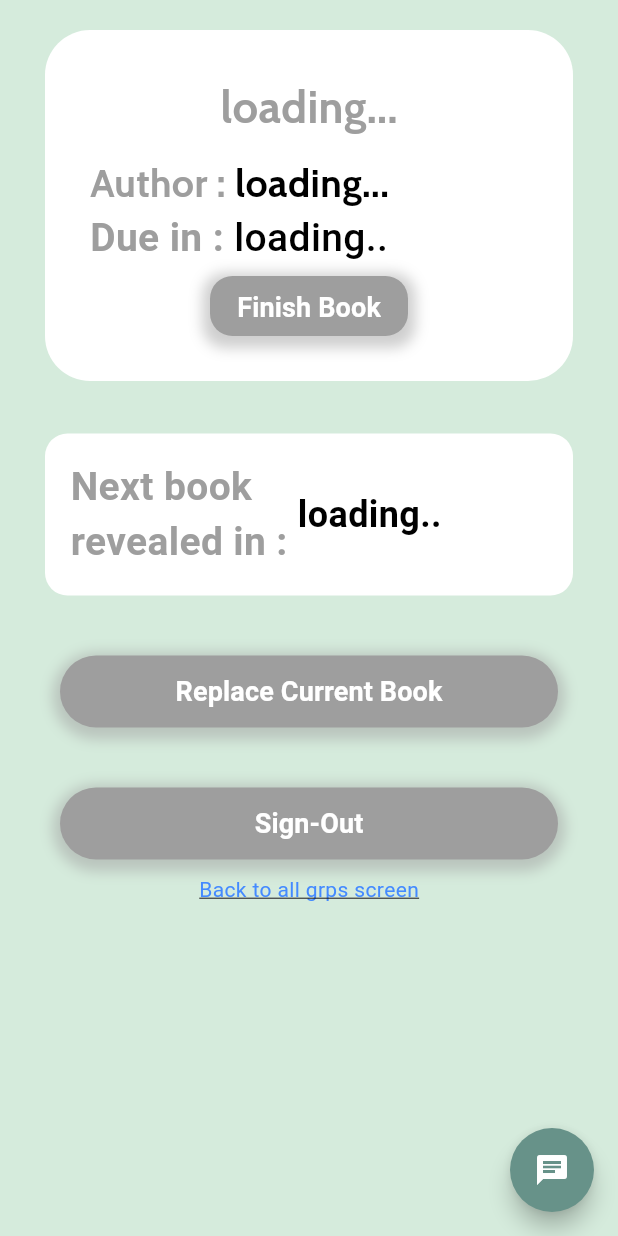
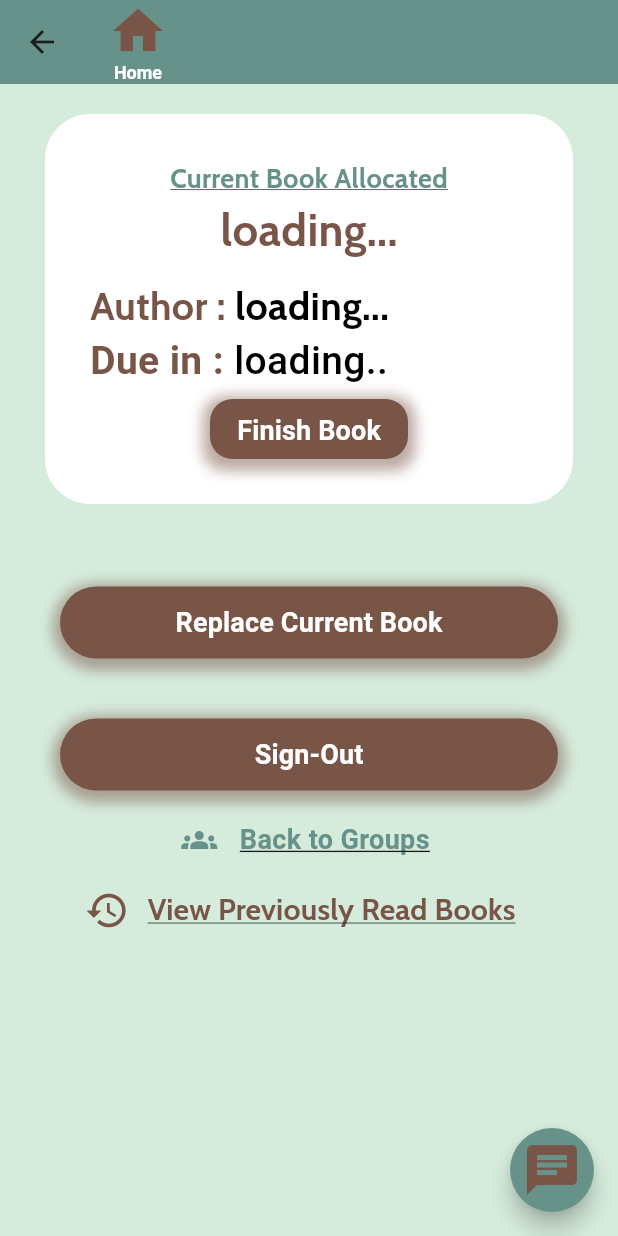
Before and after one commit to Asts01/bookclub, a Flutter app: the HomeScreen screen opened directly, on a phone screen of 412 x 824 dp. Run offline on Flutter 3.47's test engine with Material 3 defaults, Android fonts, the phone set to English and light mode, and no system bars; our stand-ins replace cloud_firestore, firebase_auth, firebase_core, flutter_datetime_picker_plus, google_sign_in; accounts and stored records are empty; statements that could not run were skipped.

Commit message:
Will make future improvements...done for now !!!

```diff
--- a/lib/home/home.dart
+++ b/lib/home/home.dart
@@ -1,5 +1,6 @@
 import 'dart:async';
 import 'package:bookclub/screens/addBook/addBook.dart';
+import 'package:bookclub/screens/allBooksOfGrp/allBooksOfGrp.dart';
 import 'package:bookclub/screens/joinGroup/allGroups.dart';
 import 'package:bookclub/screens/root/root.dart';
 import 'package:bookclub/states/currentUser.dart';
@@ -11,7 +12,7 @@ import 'package:bookclub/utils/timeLeft.dart';
 import 'package:bookclub/screens/review/review.dart';
 import 'package:bookclub/screens/review/othersReview.dart';
 import 'package:bookclub/screens/chatting/chat.dart';
-
+//CurrentGroup has scope only in this file unlike from CurrentUser having scope in entire main-file
 class HomeScreen extends StatefulWidget {
   const HomeScreen({super.key});
 
@@ -75,8 +76,18 @@ class _HomeScreenState extends State<HomeScreen> {
   @override
   Widget build(BuildContext context) {
     return Scaffold(
+      appBar: AppBar(
+        backgroundColor: Color(0xFF679289),
+        title: Column(
+          mainAxisAlignment: MainAxisAlignment.start,
+          children: [
+            Icon(Icons.home,color: Colors.brown,size: 40,),
+            Text('Home',style: TextStyle(color: Colors.white,fontWeight: FontWeight.bold,fontSize: 12),),
+          ],
+        ),
+      ),
       floatingActionButton: FloatingActionButton(
-        child: Icon(Icons.chat,color: Colors.white,),
+        child: Icon(Icons.chat,color: Colors.brown,size: 40,),
         shape: CircleBorder(),
         backgroundColor: Color(0xFF679289),
         onPressed: (){
@@ -102,15 +113,16 @@ class _HomeScreenState extends State<HomeScreen> {
                 return Column(
                   mainAxisAlignment: MainAxisAlignment.center,
                   children: [
+                    Text('Current Book Allocated',style: TextStyle(color: Color(0xFF679289),fontSize: 18,fontWeight: FontWeight.bold,fontFamily: 'Cabin',decoration: TextDecoration.underline),),
                     Row(
                       children: [
-                          Expanded(child: Center(child: Text(value.getCurrentBook.name??'loading...',style: TextStyle(color: Colors.grey,fontWeight: FontWeight.bold,fontSize: 30,fontFamily: 'Cabin'),))),
+                          Expanded(child: Center(child: Text(value.getCurrentBook.name??'loading...',style: TextStyle(color: Colors.brown,fontWeight: FontWeight.bold,fontSize: 30,fontFamily: 'Cabin'),))),
                       ],
                     ),
                     SizedBox(height: 10,),
                     Row(
                       children: [
-                        Text('Author : ',style: TextStyle(color: Colors.grey,fontSize: 26,fontWeight: FontWeight.w700,fontFamily: 'Cabin'),),
+                        Text('Author : ',style: TextStyle(color: Colors.brown,fontSize: 26,fontWeight: FontWeight.w700,fontFamily: 'Cabin'),),
                         Expanded(child: Text(value.getCurrentBook.author??'loading...',style: TextStyle(color: Colors.black,fontWeight: FontWeight.bold,fontSize: 26,fontFamily: 'Cabin'),)),
                       ],
                     ),
@@ -118,7 +130,7 @@ class _HomeScreenState extends State<HomeScreen> {
                       crossAxisAlignment: CrossAxisAlignment.start,
                       children: [
                         //to avoid render-flow use expanded widget
-                        Text('Due in : ',style: TextStyle(color: Colors.grey,fontSize: 26,fontWeight:FontWeight.w700),),
+                        Text('Due in : ',style: TextStyle(color: Colors.brown,fontSize: 26,fontWeight:FontWeight.w700),),
                         Expanded(
                           child: Text(
                             // value.getCurrentGroup.currentBookDue != null
@@ -143,14 +155,14 @@ class _HomeScreenState extends State<HomeScreen> {
                       decoration: BoxDecoration(
                         boxShadow: [
                           BoxShadow(
-                            color: Colors.grey.withOpacity(0.5),
+                            color: Colors.brown.withOpacity(0.5),
                             spreadRadius: 5,
                             blurRadius: 7,
                             offset: Offset(0, 3), // changes position of shadow
                           ),
                         ],
                         borderRadius: BorderRadius.circular(15),
-                        color: Colors.grey,
+                        color: Colors.brown,
                       ),
                       child: TextButton(onPressed: (){
                         // _currentGrp.notifyListeners();
@@ -166,36 +178,36 @@ class _HomeScreenState extends State<HomeScreen> {
             ),
           ),
           SizedBox(height: 15,),
-
-          SizedBox(height: 20,),
-          Container(
-            padding: EdgeInsets.all(17),
-            margin: EdgeInsets.symmetric(horizontal: 30),
-            decoration: BoxDecoration(
-              color: Colors.white,
-              borderRadius: BorderRadius.circular(15),
-            ),
-            child: Row(
-              children: [
-                Text('Next book \nrevealed in : ',style: TextStyle(color: Colors.grey,fontSize: 26,fontWeight: FontWeight.bold),),
-                Text(_timeUntil[1],style: TextStyle(color: Colors.black,fontSize: 24,fontWeight: FontWeight.w700),),
-              ],
-            )
-          ),
+//Add books for future studies->>>>>>>>>>>>>>>>>>>>>>>>>>>>>>>>>>>>>>>>>>>>>>>
+          // SizedBox(height: 20,),
+          // Container(
+          //   padding: EdgeInsets.all(17),
+          //   margin: EdgeInsets.symmetric(horizontal: 30),
+          //   decoration: BoxDecoration(
+          //     color: Colors.white,
+          //     borderRadius: BorderRadius.circular(15),
+          //   ),
+          //   child: Row(
+          //     children: [
+          //       Text('Next book \nrevealed in : ',style: TextStyle(color: Colors.brown,fontSize: 26,fontWeight: FontWeight.bold),),
+          //       Text(_timeUntil[1],style: TextStyle(color: Colors.black,fontSize: 24,fontWeight: FontWeight.w700),),
+          //     ],
+          //   )
+          // ),
           Container(
             margin: EdgeInsets.all(40),
             width: MediaQuery.of(context).size.width,
             decoration: BoxDecoration(
               boxShadow: [
                 BoxShadow(
-                  color: Colors.grey.withOpacity(0.5),
+                  color: Colors.brown.withOpacity(0.5),
                   spreadRadius: 5,
                   blurRadius: 7,
                   offset: Offset(0, 3), // changes position of shadow
                 ),
               ],
               borderRadius: BorderRadius.circular(30),
-              color: Colors.grey,
+              color: Colors.brown,
             ),
             child: TextButton(onPressed: (){
               _goToAddBook(context);
@@ -207,20 +219,20 @@ class _HomeScreenState extends State<HomeScreen> {
             decoration: BoxDecoration(
               boxShadow: [
                 BoxShadow(
-                  color: Colors.grey.withOpacity(0.5),
+                  color: Colors.brown.withOpacity(0.5),
                   spreadRadius: 5,
                   blurRadius: 7,
                   offset: Offset(0, 3), // changes position of shadow
                 ),
               ],
               borderRadius: BorderRadius.circular(30),
-              color: Colors.grey,
+              color: Colors.brown,
             ),
             child: TextButton(onPressed: (){
               _signOut(context);
             }, child: Text('Sign-Out',style: TextStyle(color: Colors.white,fontSize: 18,fontWeight: FontWeight.bold),)),
           ),
-          SizedBox(height: 10,),
+          SizedBox(height: 20,),
           Center(
             child: GestureDetector(
                 onTap: (){
@@ -228,8 +240,27 @@ class _HomeScreenState extends State<HomeScreen> {
                 },
                 child: Container(
                   padding: EdgeInsets.symmetric(horizontal: 40),
-                  child: Text('Back to all grps screen',style: TextStyle(color: Colors.blueAccent,decoration: TextDecoration.underline),),)),
+                  child: Row(
+                    mainAxisAlignment: MainAxisAlignment.center,
+                    children: [
+                      Icon(Icons.groups,color: Color(0xFF679289),),
+                      SizedBox(width: 15,),
+                      Text('Back to Groups ',style: TextStyle(color: Color(0xFF679289),fontWeight:FontWeight.bold,decoration: TextDecoration.underline,fontSize: 18),),
+                    ],
+                  ),)),
           ),
+          SizedBox(height: 10,),
+          Row(
+            mainAxisAlignment: MainAxisAlignment.center,
+            children: [
+              Icon(Icons.history,color: Colors.brown,size: 30,),
+              TextButton(onPressed: (){
+                CurrentGroup _currentGrp=Provider.of<CurrentGroup>(context,listen: false);
+                Navigator.push(context, MaterialPageRoute(builder: (context)=>AllBooksOfGroup(grpid: _currentGrp.getCurrentGroup.id!, bookid: _currentGrp.getCurrentBook.id!)));
+              }, child: Text('View Previously Read Books',style: TextStyle(color: Colors.brown,fontSize: 20,fontWeight: FontWeight.bold,fontFamily: 'Cabin',decoration: TextDecoration.underline),)),
+            ],
+          ),
+          SizedBox(height: 80,),
         ],
       ),
     );
--- a/lib/screens/addBook/addBook.dart
+++ b/lib/screens/addBook/addBook.dart
@@ -135,7 +135,7 @@ class _OurAddBookState extends State<OurAddBook> {
                       }, child: Text('Change Date',style: TextStyle(color: Colors.black,decoration: TextDecoration.underline),)),
                       ElevatedButton(
                           style: ButtonStyle(
-                            backgroundColor: MaterialStateProperty.all<Color>(Colors.grey), // Change this color to your desired color
+                            backgroundColor: MaterialStateProperty.all<Color>(Colors.brown), // Change this color to your desired color
                           ),
                           onPressed: (){
                             //brought from pvs screen
--- a/lib/screens/createGroup/createGroup.dart
+++ b/lib/screens/createGroup/createGroup.dart
@@ -61,7 +61,7 @@ class _OurCreateGroupState extends State<OurCreateGroup> {
                       ),
                       ElevatedButton(
                         style: ButtonStyle(
-                          backgroundColor: MaterialStateProperty.all<Color>(Colors.grey), // Change this color to your desired color
+                          backgroundColor: MaterialStateProperty.all<Color>(Colors.brown), // Change this color to your desired color
                         ),
                           onPressed: (){
                           _goToAddBook(context, _groupNameController.text);
--- a/lib/screens/login/login.dart
+++ b/lib/screens/login/login.dart
@@ -104,7 +104,7 @@ class _OurLoginScreenState extends State<OurLoginScreen> {
                     SizedBox(height: 40,),
                     Container(
                       decoration: BoxDecoration(
-                        color: Colors.grey,
+                        color: Colors.brown,
                         borderRadius: BorderRadius.circular(10),
                       ),
                         child: TextButton(onPressed: (){
--- a/lib/screens/review/review.dart
+++ b/lib/screens/review/review.dart
@@ -118,7 +118,7 @@ class _OurReviewState extends State<OurReview> {
                       ),
                       ElevatedButton(
                           style: ButtonStyle(
-                            backgroundColor: MaterialStateProperty.all<Color>(Colors.grey), // Change this color to your desired color
+                            backgroundColor: MaterialStateProperty.all<Color>(Colors.brown), // Change this color to your desired color
                           ),
                           onPressed: (){
                             String uid=Provider.of<CurrentUser>(context,listen: false).getCurrentUser.uid!;
--- a/lib/screens/signup/signup.dart
+++ b/lib/screens/signup/signup.dart
@@ -51,7 +51,7 @@ class _SignUpState extends State<SignUp> {
             GestureDetector(
               onTap: (){Navigator.pop(context);},
               child: Container(
-                decoration: BoxDecoration(color: Colors.grey,borderRadius: BorderRadius.circular(40)),
+                decoration: BoxDecoration(color: Colors.brown,borderRadius: BorderRadius.circular(40)),
                 padding: EdgeInsets.all(2),
                 child: Icon(Icons.arrow_back_ios,color: Colors.white,weight: 15.0,),
               ),
@@ -126,7 +126,7 @@ class _SignUpState extends State<SignUp> {
                     SizedBox(height: 40,),
                     Container(
                         decoration: BoxDecoration(
-                          color: Colors.grey,
+                          color: Colors.brown,
                           borderRadius: BorderRadius.circular(10),
                         ),
                         child: TextButton(onPressed: (){
@@ -142,7 +142,7 @@ class _SignUpState extends State<SignUp> {
                             );
                             ScaffoldMessenger.of(context).showSnackBar(snackBar);
                           }
-                        }, child: Text('Login',style: TextStyle(color: Colors.white,fontWeight: FontWeight.bold,fontSize: 30,fontFamily: 'Cabin'),))),
+                        }, child: Text('Sign-In',style: TextStyle(color: Colors.white,fontWeight: FontWeight.bold,fontSize: 30,fontFamily: 'Cabin'),))),
                     SizedBox(height: 10,),
                   ],
                 ),
--- a/lib/screens/splashScreen/splashScreen.dart
+++ b/lib/screens/splashScreen/splashScreen.dart
@@ -13,7 +13,7 @@ class OurSplashScreen extends StatelessWidget {
         child: Center(
           child: Column(
             children: [
-              SizedBox(height: 200,),
+              SizedBox(height: 400,),
               Text('loading...',style: TextStyle(color: Colors.black,fontSize: 20,fontWeight: FontWeight.bold),),
               TextButton(onPressed: (){
                 Navigator.push(context, MaterialPageRoute(builder: (context)=>OurLoginScreen()));
--- a/lib/services/database.dart
+++ b/lib/services/database.dart
@@ -231,4 +231,11 @@ class OurDatabase{
     var _stream=_firestore.collection('groups').doc(grpId).collection('messages').orderBy('time',descending: true).snapshots();
     return _stream;
   }
+  // getAllBookStream(widget.grpid)
+  Stream<QuerySnapshot<Map<String,dynamic>>> getAllbookStream(String grpid){
+    //streams are synchoronous that's why they are streams
+    //JISKA TIME SBSE JYADA H VO PEHLE AAYEGA->descending:true
+    var _stream=_firestore.collection('groups').doc(grpid).collection('books').snapshots();
+    return _stream;
+  }
 }
```
Also changed, not shown: lib/noGroup/noGroup.dart (+4 -4 lines), lib/screens/allBooksOfGrp/allBooksOfGrp.dart (added, +136 -0 lines), lib/screens/chatting/chat.dart (+37 -5 lines), lib/screens/joinGroup/allGroups.dart (+22 -8 lines).
